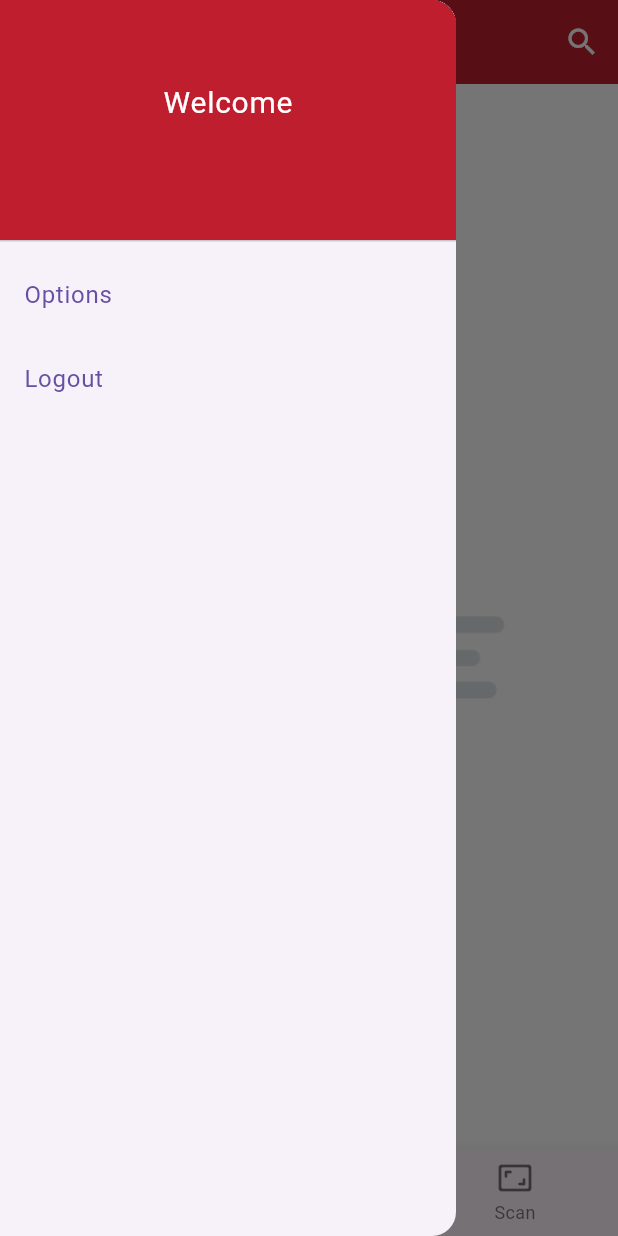
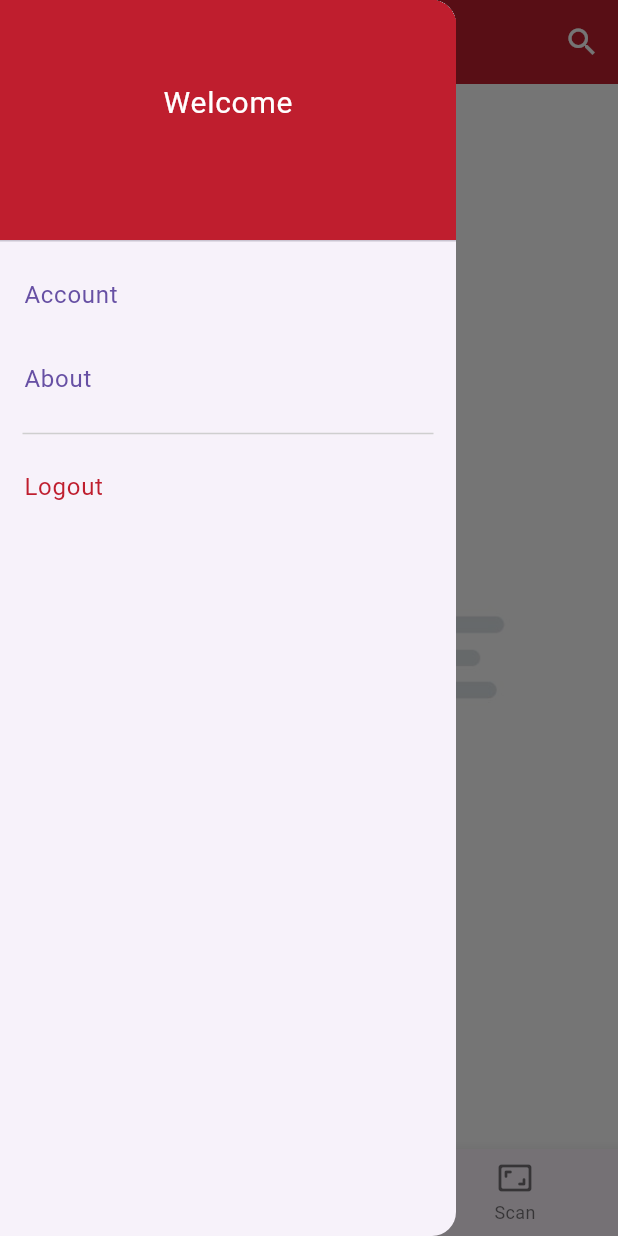
Before and after one commit to MohamedSalahElden/ETCS_lab, a Flutter app: the MyHomePage screen opened directly, with the side drawer open, on a phone screen of 412 x 824 dp. Run offline on Flutter 3.47's test engine with Material 3 defaults, Android fonts, the phone set to English and light mode, and no system bars; our stand-ins replace cloud_firestore, firebase_auth, firebase_core, fluttertoast; missing offline and left inert: fuzzy, mobile_scanner; accounts and stored records are empty.

Commit message:
added a about page

```diff
--- a/lib/home/home.dart
+++ b/lib/home/home.dart
@@ -1,5 +1,6 @@
 
 
+import 'package:etcs_lab_manager/home/subpages/about.dart';
 import 'package:etcs_lab_manager/home/subpages/myItems.dart';
 import 'package:etcs_lab_manager/home/subpages/scan.dart';
 import 'package:etcs_lab_manager/home/subpages/search.dart';
@@ -191,14 +192,33 @@ class _MyHomePageState extends State<MyHomePage> {
               ),
             ),
             ListTile(
-              title: const Text('Options'),
+              title: const Text('Account'),
               selected: _selectedIndex == 0,
               onTap: () {},
+            ),
+            ListTile(
+              title: const Text('About'),
+              selected: _selectedIndex == 0,
+              onTap: () {
+                Navigator.push(
+                  context,
+                  MaterialPageRoute(builder: (context) =>  AboutPage()),
+                );
+              },
+            ),
+
+            Container(
+              padding: const EdgeInsets.fromLTRB(15, 0, 15, 0),
+              child:  Divider(
+              color: const Color.fromARGB(255, 207, 207, 207),
+              thickness: 1,
+              ),
+
             ),
 
 
             ListTile(
-              title: const Text('Logout'),
+              title: const Text('Logout' , style: TextStyle(color: const Color(0xffbf1e2e)),),
               selected: _selectedIndex == 0,
               onTap: () {
                 // Update the state of the app
```
Also changed, not shown: lib/home/subpages/about.dart (added, +88 -0 lines).
